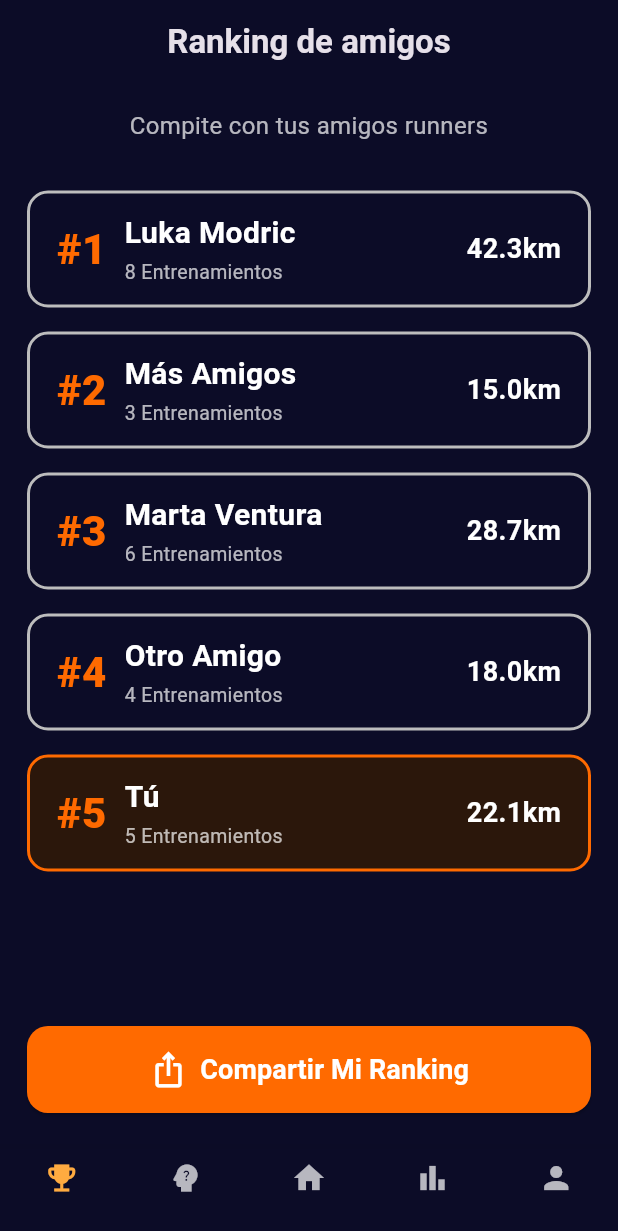
After one commit to Aregomz/RunInsight-app, a Flutter app: the RankingPage screen opened by its route, on a phone screen of 412 x 824 dp. The commit adds this screen. Shown: the top 1231 px of the screen. Run offline on Flutter 3.47's test engine with Material 3 defaults, Android fonts, the phone set to English and light mode, and no system bars; our stand-ins replace bloc, equatable, flutter_bloc, go_router, screenshot, share_plus; Roboto replaces fonts that are missing (Montserrat).

Commit message:
feature: ranking

```diff
--- a/lib/core/navigation/app_router.dart
+++ b/lib/core/navigation/app_router.dart
@@ -5,6 +5,7 @@
 import 'package:runinsight/features/auth/presentation/pages/welcome_page.dart';
 import 'package:runinsight/features/home/presentation/pages/home_page.dart';
 import 'package:runinsight/features/profile/presentation/pages/profile_page.dart';
+import 'package:runinsight/features/ranking/presentation/pages/ranking_page.dart';
 
 class AppRouter {
   static final GoRouter router = GoRouter(
@@ -29,6 +30,10 @@
             path: '/profile',
             builder: (_, __) => const ProfilePage(),
           ),
+           GoRoute(
+            path: '/ranking',
+            builder: (_, __) => const RankingPage(),
+          ),
           // futuras rutas: /coach, /social, etc.
         ],
       ),
--- /dev/null
+++ b/lib/features/ranking/domain/repositories/ranking_repository.dart
@@ -0,0 +1,6 @@
+// features/ranking/domain/repositories/ranking_repository.dart
+import '../entities/ranking_user_entity.dart';
+
+abstract class RankingRepository {
+  Future<List<RankingUserEntity>> getRanking(String userId);
+}
--- /dev/null
+++ b/lib/features/ranking/presentation/pages/ranking_page.dart
@@ -0,0 +1,173 @@
+import 'package:flutter/material.dart';
+import 'package:screenshot/screenshot.dart';
+import 'package:share_plus/share_plus.dart';
+import 'dart:typed_data';
+import '../widgets/ranking_item.dart';
+import '../widgets/user_ranking_position.dart';
+import '../widgets/share_button.dart';
+
+class RankingUser {
+  final String name;
+  final double km;
+  final int workouts;
+  final bool isCurrentUser;
+  RankingUser({
+    required this.name,
+    required this.km,
+    required this.workouts,
+    this.isCurrentUser = false,
+  });
+
+  double get avg => workouts == 0 ? 0 : km / workouts;
+}
+
+class RankingPage extends StatefulWidget {
+  const RankingPage({super.key});
+
+  @override
+  State<RankingPage> createState() => _RankingPageState();
+}
+
+class _RankingPageState extends State<RankingPage> {
+  final ScreenshotController _screenshotController = ScreenshotController();
+
+  Future<void> _shareRanking(List<RankingUser> users) async {
+    // Captura solo el widget de top 4 con título
+    final image = await _screenshotController.captureFromWidget(
+      Material(
+        color: const Color(0xFF0C0C27),
+        child: _Top4RankingShare(users: users),
+      ),
+      delay: const Duration(milliseconds: 100),
+    );
+    if (image != null) {
+      await Share.shareXFiles([
+        XFile.fromData(image, mimeType: 'image/png', name: 'ranking.png')
+      ], text: '¡Mira mi ranking!');
+    }
+  }
+
+  @override
+  Widget build(BuildContext context) {
+    // Ejemplo de datos
+    final List<RankingUser> users = [
+      RankingUser(name: 'Luka Modric', km: 42.3, workouts: 8),
+      RankingUser(name: 'Marta Ventura', km: 28.7, workouts: 6),
+      RankingUser(name: 'Tú', km: 22.1, workouts: 5, isCurrentUser: true),
+      RankingUser(name: 'Pelos Rangel', km: 20.3, workouts: 5),
+      RankingUser(name: 'Otro Amigo', km: 18.0, workouts: 4),
+      RankingUser(name: 'Más Amigos', km: 15.0, workouts: 3),
+    ];
+
+    // Ordena por promedio y desempata por entrenamientos
+    users.sort((a, b) {
+      final cmp = b.avg.compareTo(a.avg);
+      if (cmp != 0) return cmp;
+      return b.workouts.compareTo(a.workouts);
+    });
+
+    final int userIndex = users.indexWhere((u) => u.isCurrentUser);
+    final bool userInTop4 = userIndex >= 0 && userIndex < 4;
+
+    return Scaffold(
+      backgroundColor: const Color(0xFF0C0C27),
+      appBar: AppBar(
+        backgroundColor: Colors.transparent,
+        elevation: 0,
+        title: const Text('Ranking de amigos', style: TextStyle(fontWeight: FontWeight.bold)),
+        centerTitle: true,
+      ),
+      body: SafeArea(
+        child: Padding(
+          padding: const EdgeInsets.symmetric(horizontal: 18, vertical: 8),
+          child: Column(
+            crossAxisAlignment: CrossAxisAlignment.center,
+            children: [
+              const SizedBox(height: 8),
+              const Text(
+                'Compite con tus amigos runners',
+                style: TextStyle(color: Colors.white70, fontSize: 16),
+                textAlign: TextAlign.center,
+              ),
+              const SizedBox(height: 24),
+              Expanded(
+                child: ListView.builder(
+                  itemCount: users.length,
+                  itemBuilder: (context, i) {
+                    if (i < 4) {
+                      return RankingItem(
+                        position: i + 1,
+                        name: users[i].name,
+                        km: users[i].km,
+                        workouts: users[i].workouts,
+                        isCurrentUser: users[i].isCurrentUser,
+                        isTop4: true,
+                      );
+                    } else if (!userInTop4 && i == userIndex) {
+                      // Solo muestra la posición del usuario fuera del top 4
+                      return UserRankingPosition(
+                        position: i + 1,
+                        name: users[i].name,
+                        km: users[i].km,
+                        workouts: users[i].workouts,
+                      );
+                    } else {
+                      return const SizedBox.shrink();
+                    }
+                  },
+                ),
+              ),
+              const SizedBox(height: 16),
+              ShareButton(
+                onPressed: () => _shareRanking(users),
+              ),
+              const SizedBox(height: 16),
+            ],
+          ),
+        ),
+      ),
+    );
+  }
+}
+
+class _Top4RankingShare extends StatelessWidget {
+  final List<RankingUser> users;
+  const _Top4RankingShare({required this.users});
+
+  @override
+  Widget build(BuildContext context) {
+    return Container(
+      color: const Color(0xFF0C0C27),
+      padding: const EdgeInsets.symmetric(vertical: 16, horizontal: 0),
+      child: Column(
+        crossAxisAlignment: CrossAxisAlignment.center,
+        children: [
+          const Text(
+            'Ranking de amigos',
+            style: TextStyle(
+              color: Colors.white,
+              fontWeight: FontWeight.bold,
+              fontSize: 24,
+            ),
+          ),
+          const SizedBox(height: 8),
+          const Text(
+            'Compite con tus amigos runners',
+            style: TextStyle(color: Colors.white70, fontSize: 16),
+            textAlign: TextAlign.center,
+          ),
+          const SizedBox(height: 24),
+          for (int i = 0; i < users.length && i < 4; i++)
+            RankingItem(
+              position: i + 1,
+              name: users[i].name,
+              km: users[i].km,
+              workouts: users[i].workouts,
+              isCurrentUser: users[i].isCurrentUser,
+              isTop4: true,
+            ),
+        ],
+      ),
+    );
+  }
+}
--- /dev/null
+++ b/lib/features/ranking/presentation/widgets/ranking_item.dart
@@ -0,0 +1,87 @@
+import 'package:flutter/material.dart';
+
+class RankingItem extends StatelessWidget {
+  final int position;
+  final String name;
+  final double km;
+  final int workouts;
+  final bool isCurrentUser;
+  final bool isTop4;
+
+  const RankingItem({
+    super.key,
+    required this.position,
+    required this.name,
+    required this.km,
+    required this.workouts,
+    this.isCurrentUser = false,
+    this.isTop4 = false,
+  });
+
+  @override
+  Widget build(BuildContext context) {
+    final Color borderColor = isCurrentUser
+        ? const Color(0xFFFF6A00)
+        : Colors.grey[400]!;
+    final Color bgColor = isCurrentUser
+        ? const Color(0xFF2B170B)
+        : Colors.transparent;
+    final Color numberColor = isCurrentUser || isTop4
+        ? const Color(0xFFFF6A00)
+        : Colors.grey[400]!;
+
+    return Container(
+      margin: const EdgeInsets.symmetric(vertical: 8),
+      padding: const EdgeInsets.symmetric(horizontal: 18, vertical: 12),
+      decoration: BoxDecoration(
+        color: bgColor,
+        borderRadius: BorderRadius.circular(14),
+        border: Border.all(color: borderColor, width: 2),
+      ),
+      child: Row(
+        children: [
+          Text(
+            '#$position',
+            style: TextStyle(
+              color: numberColor,
+              fontWeight: FontWeight.w900,
+              fontSize: 28,
+            ),
+          ),
+          const SizedBox(width: 12),
+          Expanded(
+            child: Column(
+              crossAxisAlignment: CrossAxisAlignment.start,
+              children: [
+                Text(
+                  name,
+                  style: const TextStyle(
+                    color: Colors.white,
+                    fontWeight: FontWeight.bold,
+                    fontSize: 20,
+                  ),
+                ),
+                const SizedBox(height: 2),
+                Text(
+                  '$workouts Entrenamientos',
+                  style: const TextStyle(
+                    color: Colors.white70,
+                    fontSize: 13,
+                  ),
+                ),
+              ],
+            ),
+          ),
+          Text(
+            '${km.toStringAsFixed(1)}km',
+            style: const TextStyle(
+              color: Colors.white,
+              fontWeight: FontWeight.bold,
+              fontSize: 18,
+            ),
+          ),
+        ],
+      ),
+    );
+  }
+}
--- /dev/null
+++ b/lib/features/ranking/presentation/widgets/share_button.dart
@@ -0,0 +1,29 @@
+import 'package:flutter/material.dart';
+
+class ShareButton extends StatelessWidget {
+  final VoidCallback onPressed;
+  const ShareButton({super.key, required this.onPressed});
+
+  @override
+  Widget build(BuildContext context) {
+    return SizedBox(
+      width: double.infinity,
+      child: ElevatedButton.icon(
+        onPressed: onPressed,
+        icon: const Icon(Icons.ios_share, color: Colors.white, size: 26),
+        label: const Text(
+          'Compartir Mi Ranking',
+          style: TextStyle(fontSize: 18, fontWeight: FontWeight.bold),
+        ),
+        style: ElevatedButton.styleFrom(
+          backgroundColor: const Color(0xFFFF6A00),
+          foregroundColor: Colors.white,
+          padding: const EdgeInsets.symmetric(vertical: 16),
+          shape: RoundedRectangleBorder(
+            borderRadius: BorderRadius.circular(14),
+          ),
+        ),
+      ),
+    );
+  }
+}
--- /dev/null
+++ b/lib/features/ranking/presentation/widgets/user_ranking_position.dart
@@ -0,0 +1,73 @@
+import 'package:flutter/material.dart';
+
+class UserRankingPosition extends StatelessWidget {
+  final int position;
+  final String name;
+  final double km;
+  final int workouts;
+
+  const UserRankingPosition({
+    super.key,
+    required this.position,
+    required this.name,
+    required this.km,
+    required this.workouts,
+  });
+
+  @override
+  Widget build(BuildContext context) {
+    return Container(
+      margin: const EdgeInsets.symmetric(vertical: 8),
+      padding: const EdgeInsets.symmetric(horizontal: 18, vertical: 12),
+      decoration: BoxDecoration(
+        color: const Color(0xFF2B170B),
+        borderRadius: BorderRadius.circular(14),
+        border: Border.all(color: const Color(0xFFFF6A00), width: 2),
+      ),
+      child: Row(
+        children: [
+          Text(
+            '#$position',
+            style: const TextStyle(
+              color: Color(0xFFFF6A00),
+              fontWeight: FontWeight.w900,
+              fontSize: 28,
+            ),
+          ),
+          const SizedBox(width: 12),
+          Expanded(
+            child: Column(
+              crossAxisAlignment: CrossAxisAlignment.start,
+              children: [
+                Text(
+                  name,
+                  style: const TextStyle(
+                    color: Colors.white,
+                    fontWeight: FontWeight.bold,
+                    fontSize: 20,
+                  ),
+                ),
+                const SizedBox(height: 2),
+                Text(
+                  '$workouts Entrenamientos',
+                  style: const TextStyle(
+                    color: Colors.white70,
+                    fontSize: 13,
+                  ),
+                ),
+              ],
+            ),
+          ),
+          Text(
+            '${km.toStringAsFixed(1)}km',
+            style: const TextStyle(
+              color: Colors.white,
+              fontWeight: FontWeight.bold,
+              fontSize: 18,
+            ),
+          ),
+        ],
+      ),
+    );
+  }
+}
--- a/pubspec.yaml
+++ b/pubspec.yaml
@@ -39,6 +39,8 @@
   # Use with the CupertinoIcons class for iOS style icons.
   cupertino_icons: ^1.0.8
   flutter_launcher_icons: ^0.14.4
+  screenshot: any
+  share_plus: any
 
 dev_dependencies:
   flutter_test:
```
Also changed, not shown: lib/features/ranking/data/models/ranking_user_model.dart (added, +32 -0 lines), lib/features/ranking/domain/entities/ranking_user_entity.dart (added, +18 -0 lines), lib/features/ranking/domain/repositories/ranking_repository_impl.dart (added, +37 -0 lines), lib/features/ranking/domain/usecases/get_ranking.dart (added, +13 -0 lines), lib/features/ranking/domain/usecases/get_user_position.dart (added, +23 -0 lines), lib/features/ranking/presentation/bloc/ranking_bloc.dart (added, +29 -0 lines), lib/features/ranking/presentation/bloc/ranking_event.dart (added, +10 -0 lines), lib/features/ranking/presentation/bloc/ranking_state.dart (added, +26 -0 lines), pubspec.lock, 5 other files.
